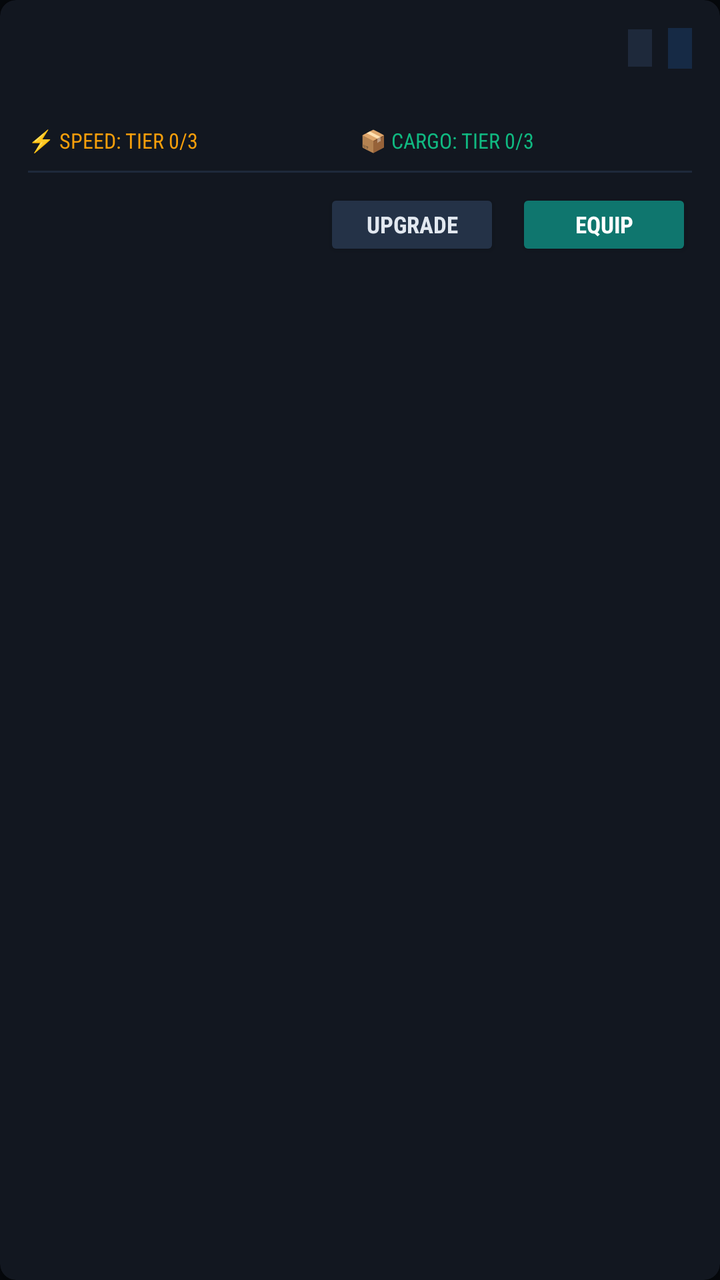
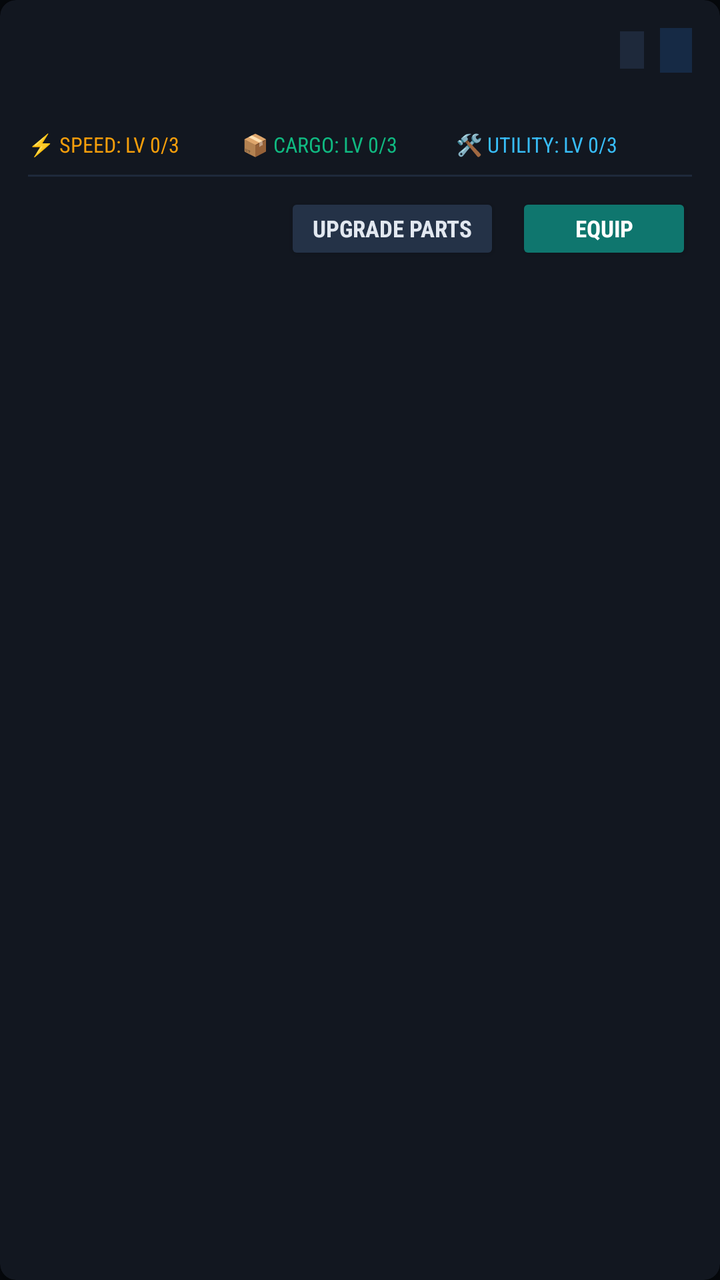

Screens rendered from an Android XML layout before and after an edit, with the pre-edit source and the edit as a unified diff.
<!-- AndroidManifest.xml: application theme Theme.NightRider.FullScreen -->
<!-- res/layout/item_vehicle.xml -->
<?xml version="1.0" encoding="utf-8"?>
<androidx.cardview.widget.CardView
    xmlns:android="http://schemas.android.com/apk/res/android"
    xmlns:app="http://schemas.android.com/apk/res-auto"
    android:layout_width="match_parent"
    android:layout_height="wrap_content"
    android:layout_marginHorizontal="8dp"
    android:layout_marginVertical="6dp"
    app:cardBackgroundColor="#121720"
    app:cardCornerRadius="8dp"
    app:cardElevation="2dp">

    <LinearLayout
        android:layout_width="match_parent"
        android:layout_height="wrap_content"
        android:orientation="vertical"
        android:padding="14dp">

        
        <LinearLayout
            android:layout_width="match_parent"
            android:layout_height="wrap_content"
            android:orientation="horizontal"
            android:gravity="center_vertical">

            <TextView
                android:id="@+id/tv_vehicle_name"
                android:layout_width="0dp"
                android:layout_height="wrap_content"
                android:layout_weight="1"
                android:textColor="#FFFFFF"
                android:textSize="15sp"
                android:fontFamily="sans-serif-condensed"
                android:textStyle="bold"
                android:letterSpacing="0.05" />

            <TextView
                android:id="@+id/tv_vehicle_type"
                android:layout_width="wrap_content"
                android:layout_height="wrap_content"
                android:textColor="#94A3B8"
                android:textSize="11sp"
                android:fontFamily="sans-serif-condensed"
                android:paddingHorizontal="6dp"
                android:paddingVertical="2dp"
                android:background="#1E293B"
                android:layout_marginEnd="8dp" />

            <TextView
                android:id="@+id/tv_vehicle_price"
                android:layout_width="wrap_content"
                android:layout_height="wrap_content"
                android:textColor="#38BDF8"
                android:textSize="12sp"
                android:fontFamily="sans-serif-condensed"
                android:textStyle="bold"
                android:paddingHorizontal="6dp"
                android:paddingVertical="2dp"
                android:background="#162A45" />

        </LinearLayout>

        
        <TextView
            android:id="@+id/tv_vehicle_stats"
            android:layout_width="match_parent"
            android:layout_height="wrap_content"
            android:textColor="#94A3B8"
            android:textSize="11.5sp"
            android:fontFamily="sans-serif-condensed"
            android:layout_marginTop="5dp" />

        
        <LinearLayout
            android:layout_width="match_parent"
            android:layout_height="wrap_content"
            android:orientation="horizontal"
            android:layout_marginTop="8dp"
            android:gravity="center_vertical">

            <TextView
                android:id="@+id/tv_speed_badge"
                android:layout_width="0dp"
                android:layout_height="wrap_content"
                android:layout_weight="1"
                android:textColor="#F59E0B"
                android:textSize="10.5sp"
                android:fontFamily="sans-serif-condensed"
                android:text="⚡ SPEED: TIER 0/3" />

            <TextView
                android:id="@+id/tv_cargo_badge"
                android:layout_width="0dp"
                android:layout_height="wrap_content"
                android:layout_weight="1"
                android:textColor="#10B981"
                android:textSize="10.5sp"
                android:fontFamily="sans-serif-condensed"
                android:text="📦 CARGO: TIER 0/3" />

        </LinearLayout>

        
        <View
            android:layout_width="match_parent"
            android:layout_height="1dp"
            android:background="#1E293B"
            android:layout_marginVertical="8dp" />

        
        <LinearLayout
            android:layout_width="match_parent"
            android:layout_height="wrap_content"
            android:orientation="horizontal"
            android:gravity="end|center_vertical">

            <Button
                android:id="@+id/btn_upgrade"
                android:layout_width="wrap_content"
                android:layout_height="36dp"
                android:minHeight="0dp"
                android:text="UPGRADE"
                android:textSize="11.5sp"
                android:fontFamily="sans-serif-condensed"
                android:textStyle="bold"
                android:textColor="#E2E8F0"
                android:backgroundTint="#243247"
                android:layout_marginEnd="8dp"
                android:paddingHorizontal="14dp"
                android:paddingVertical="0dp" />

            <Button
                android:id="@+id/btn_equip"
                android:layout_width="wrap_content"
                android:layout_height="36dp"
                android:minHeight="0dp"
                android:text="EQUIP"
                android:textSize="11.5sp"
                android:fontFamily="sans-serif-condensed"
                android:textStyle="bold"
                android:textColor="#FFFFFF"
                android:backgroundTint="#0F766E"
                android:paddingHorizontal="16dp"
                android:paddingVertical="0dp" />

        </LinearLayout>

    </LinearLayout>

</androidx.cardview.widget.CardView>
<!-- resources referenced by this layout -->
<resources>
  <style name="Theme.NightRider.FullScreen" parent="Theme.AppCompat.NoActionBar">
          <item name="android:windowNoTitle">true</item>
          <item name="android:windowActionBar">false</item>
          <item name="android:windowFullscreen">true</item>
          <item name="android:windowContentOverlay">@null</item>
          <item name="android:windowBackground">#05080C</item>
          <item name="android:windowLayoutInDisplayCutoutMode">shortEdges</item>
          <item name="android:windowTranslucentStatus">true</item>
          <item name="android:windowTranslucentNavigation">true</item>
          <item name="android:navigationBarColor">@android:color/transparent</item>
          <item name="android:statusBarColor">@android:color/transparent</item>
          <item name="android:windowDrawsSystemBarBackgrounds">true</item>
          <item name="android:fitsSystemWindows">false</item>
          <item name="android:windowAnimationStyle">@style/NightRiderActivityAnimation</item>
      </style>
  <style name="NightRiderActivityAnimation" parent="@android:style/Animation.Activity">
          <item name="android:activityOpenEnterAnimation">@android:anim/fade_in</item>
          <item name="android:activityOpenExitAnimation">@android:anim/fade_out</item>
          <item name="android:activityCloseEnterAnimation">@android:anim/fade_in</item>
          <item name="android:activityCloseExitAnimation">@android:anim/fade_out</item>
      </style>
</resources>

<!-- the commit's change to res/layout/item_vehicle.xml (unified diff, before → after) -->
@@ -6,6 +6,9 @@
     android:layout_height="wrap_content"
     android:layout_marginHorizontal="8dp"
     android:layout_marginVertical="6dp"
+    android:clickable="true"
+    android:focusable="true"
+    android:foreground="?android:attr/selectableItemBackground"
     app:cardBackgroundColor="#121720"
     app:cardCornerRadius="8dp"
     app:cardElevation="2dp">
@@ -54,8 +57,8 @@
                 android:textSize="12sp"
                 android:fontFamily="sans-serif-condensed"
                 android:textStyle="bold"
-                android:paddingHorizontal="6dp"
-                android:paddingVertical="2dp"
+                android:paddingHorizontal="8dp"
+                android:paddingVertical="3dp"
                 android:background="#162A45" />
 
         </LinearLayout>
@@ -86,7 +89,7 @@
                 android:textColor="#F59E0B"
                 android:textSize="10.5sp"
                 android:fontFamily="sans-serif-condensed"
-                android:text="⚡ SPEED: TIER 0/3" />
+                android:text="⚡ SPEED: LV 0/3" />
 
             <TextView
                 android:id="@+id/tv_cargo_badge"
@@ -96,7 +99,17 @@
                 android:textColor="#10B981"
                 android:textSize="10.5sp"
                 android:fontFamily="sans-serif-condensed"
-                android:text="📦 CARGO: TIER 0/3" />
+                android:text="📦 CARGO: LV 0/3" />
+
+            <TextView
+                android:id="@+id/tv_util_badge"
+                android:layout_width="0dp"
+                android:layout_height="wrap_content"
+                android:layout_weight="1.1"
+                android:textColor="#38BDF8"
+                android:textSize="10.5sp"
+                android:fontFamily="sans-serif-condensed"
+                android:text="🛠 UTILITY: LV 0/3" />
 
         </LinearLayout>
 
@@ -114,12 +127,23 @@
             android:orientation="horizontal"
             android:gravity="end|center_vertical">
 
+            <TextView
+                android:id="@+id/tv_tap_hint"
+                android:layout_width="0dp"
+                android:layout_height="wrap_content"
+                android:layout_weight="1"
+                android:textColor="#64748B"
+                android:textSize="10.5sp"
+                android:fontFamily="sans-serif-condensed"
+                android:text="Tap to tune parts"
+                android:visibility="gone" />
+
             <Button
                 android:id="@+id/btn_upgrade"
                 android:layout_width="wrap_content"
                 android:layout_height="36dp"
                 android:minHeight="0dp"
-                android:text="UPGRADE"
+                android:text="UPGRADE PARTS"
                 android:textSize="11.5sp"
                 android:fontFamily="sans-serif-condensed"
                 android:textStyle="bold"
